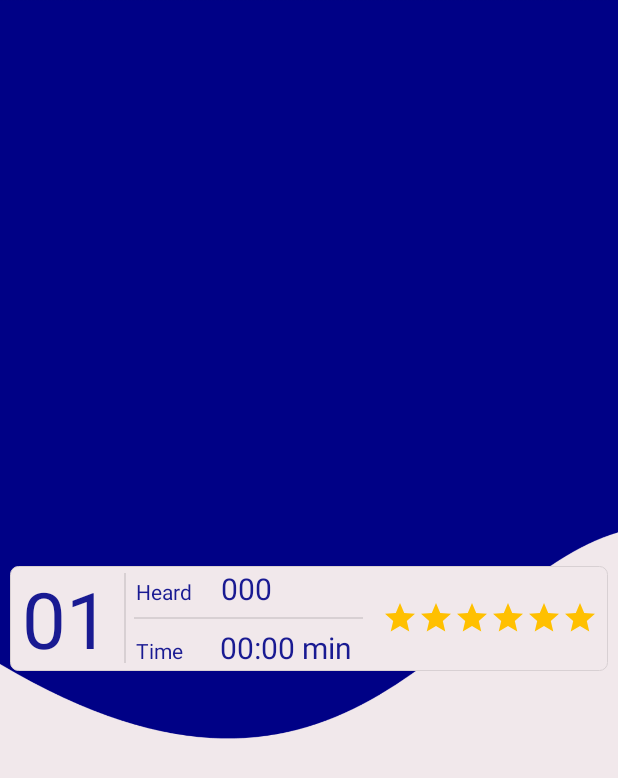
After one commit to folkwhitefieldappdevelopment/chantingworkingapp, an Android app: the layout activity_cardview_today.xml on its own in the app's theme, with its tools: preview values and no code run, on a phone screen of 412 x 824 dp. The commit adds this screen. Shown: the top 778 px of the screen. Run offline under Robolectric (Android 15) with nearby library versions, the phone set to English and light mode, and no system bars.

Commit message:
Pushing code related to History UI and Java class Base

```diff
--- /dev/null
+++ b/app/src/main/java/com/iskcon/folk/app/chantandhear/service/HistoryActivityClass.java
@@ -0,0 +1,25 @@
+package com.iskcon.folk.app.chantandhear.service;
+
+import android.view.View;
+import android.widget.TextClock;
+import android.widget.TextView;
+
+import com.iskcon.folk.app.chantandhear.MainActivity;
+import com.iskcon.folk.app.chantandhear.R;
+
+public class HistoryActivityClass extends AbstractEventHandler {
+    public HistoryActivityClass(MainActivity appCompatActivity) {
+        super(appCompatActivity);
+    }
+
+    @Override
+    public void handle(View view) {
+        // call fire base by passing user id
+        for (int i = 0; i < 16; i++) {
+            View historyView = super.getAppCompatActivity().getLayoutInflater().inflate(R.layout.activity_cardview_today, null);
+            ((TextView) historyView.findViewById(R.id.roundIdTextView)).setText("01");
+            ((TextView) historyView.findViewById(R.id.heardCountTextView)).setText("001");
+            ((TextView) historyView.findViewById(R.id.timeTakenTextView)).setText("01:60min");
+        }
+    }
+}
--- /dev/null
+++ b/app/src/main/res/drawable/baseline_star_24.xml
@@ -0,0 +1,5 @@
+<vector xmlns:android="http://schemas.android.com/apk/res/android" android:height="24dp" android:tint="#FFC000" android:viewportHeight="24" android:viewportWidth="24" android:width="24dp">
+
+    <path android:fillColor="@android:color/white" android:pathData="M12,17.27L18.18,21l-1.64,-7.03L22,9.24l-7.19,-0.61L12,2 9.19,8.63 2,9.24l5.46,4.73L5.82,21z"/>
+
+</vector>
--- /dev/null
+++ b/app/src/main/res/drawable/baseline_star_half_24.xml
@@ -0,0 +1,5 @@
+<vector xmlns:android="http://schemas.android.com/apk/res/android" android:autoMirrored="true" android:height="24dp" android:tint="#FFC000" android:viewportHeight="24" android:viewportWidth="24" android:width="24dp">
+
+    <path android:fillColor="@android:color/white" android:pathData="M22,9.24l-7.19,-0.62L12,2L9.19,8.63L2,9.24l5.46,4.73L5.82,21L12,17.27L18.18,21l-1.63,-7.03L22,9.24zM12,15.4V6.1l1.71,4.04l4.38,0.38l-3.32,2.88l1,4.28L12,15.4z"/>
+
+</vector>
--- /dev/null
+++ b/app/src/main/res/layout/activity_cardview_today.xml
@@ -0,0 +1,230 @@
+<?xml version="1.0" encoding="utf-8"?>
+<androidx.constraintlayout.widget.ConstraintLayout xmlns:android="http://schemas.android.com/apk/res/android"
+    xmlns:app="http://schemas.android.com/apk/res-auto"
+    xmlns:tools="http://schemas.android.com/tools"
+    android:layout_width="match_parent"
+    android:layout_height="match_parent"
+    android:background="@drawable/welcome_page_bg">
+    <!--    <androidx.cardview.widget.CardView-->
+    <!--        android:layout_width="wrap_content"-->
+    <!--        android:layout_height="@dimen/_100sdp"-->
+    <!--        android:layout_marginTop="3dp"-->
+    <!--        android:layout_marginBottom="3dp"-->
+    <!--        app:layout_constraintBottom_toBottomOf="parent"-->
+    <!--        app:layout_constraintEnd_toEndOf="parent"-->
+    <!--        app:layout_constraintStart_toStartOf="parent"-->
+    <!--        app:layout_constraintTop_toTopOf="parent">-->
+    <LinearLayout
+        android:layout_width="match_parent"
+        android:layout_height="wrap_content"
+        android:layout_margin="@dimen/_5sdp"
+        android:layout_marginTop="10sp"
+        android:background="@drawable/main_activity_count_bg"
+
+        android:orientation="vertical"
+        app:layout_constraintBottom_toBottomOf="parent"
+        app:layout_constraintEnd_toEndOf="parent"
+        app:layout_constraintStart_toStartOf="parent"
+        app:layout_constraintTop_toTopOf="parent">
+
+
+        <!-- Horizontal layout for counts -->
+        <LinearLayout
+            android:layout_width="match_parent"
+            android:layout_height="wrap_content"
+            android:gravity="center"
+            android:orientation="horizontal">
+
+            <!-- Heard count layout -->
+            <LinearLayout
+                android:layout_width="wrap_content"
+                android:layout_height="wrap_content"
+                android:layout_weight="1"
+                android:gravity="center"
+                android:orientation="vertical"
+                android:padding="0dp">
+
+
+                <TextView
+                    android:id="@+id/roundIdTextView"
+                    android:layout_width="match_parent"
+                    android:layout_height="wrap_content"
+                    android:layout_marginStart="@dimen/_4sdp"
+                    android:text="01"
+                    android:textColor="@color/ch_dark_color"
+                    android:textSize="@dimen/_40sdp" />
+
+            </LinearLayout>
+
+            <!-- Space between count layouts -->
+            <View
+                android:layout_width="1dp"
+                android:layout_height="60sp"
+                android:background="@color/ch_counter_border_dark" />
+
+            <!-- SPD count layout -->
+            <LinearLayout
+                android:layout_width="wrap_content"
+                android:layout_height="wrap_content"
+                android:layout_gravity="center"
+                android:layout_weight="1"
+                android:gravity="center"
+                android:orientation="vertical"
+                android:padding="0dp">
+
+                <LinearLayout
+                    android:layout_width="match_parent"
+                    android:layout_height="wrap_content"
+                    android:layout_weight="1"
+                    android:orientation="horizontal"
+                    android:padding="0dp">
+
+                    <TextView
+                        android:layout_width="wrap_content"
+                        android:layout_height="wrap_content"
+                        android:paddingStart="@dimen/_5sdp"
+                        android:text="Heard"
+                        android:textColor="@color/ch_dark_color"
+                        android:textSize="14sp" />
+
+                    <TextView
+                        android:id="@+id/heardCountTextView"
+                        android:layout_width="wrap_content"
+                        android:layout_height="wrap_content"
+                        android:layout_weight="3"
+                        android:paddingStart="@dimen/_15sdp"
+                        android:text="000"
+                        android:textAlignment="textStart"
+                        android:textColor="@color/ch_dark_color"
+                        android:textSize="20sp" />
+                </LinearLayout>
+
+                <View
+                    android:layout_width="match_parent"
+                    android:layout_height="@dimen/_1sdp"
+                    android:layout_margin="5sp"
+                    android:background="@color/ch_counter_border_dark" />
+
+                <LinearLayout
+                    android:layout_width="wrap_content"
+                    android:layout_height="wrap_content"
+                    android:layout_gravity="left"
+                    android:orientation="horizontal">
+
+                    <TextView
+                        android:id="@+id/spChanting"
+                        android:layout_width="match_parent"
+                        android:layout_height="wrap_content"
+                        android:layout_weight="1"
+                        android:paddingStart="@dimen/_5sdp"
+                        android:text="Time"
+                        android:textAlignment="textStart"
+                        android:textColor="@color/ch_dark_color"
+                        android:textSize="14sp" />
+
+                    <TextView
+                        android:id="@+id/timeTakenTextView"
+                        android:layout_width="match_parent"
+                        android:layout_height="wrap_content"
+                        android:layout_weight="3"
+                        android:paddingStart="@dimen/_19sdp"
+                        android:text="00:00 min"
+                        android:textAlignment="textStart"
+                        android:textColor="@color/ch_dark_color"
+                        android:textSize="20sp" />
+                </LinearLayout>
+
+
+            </LinearLayout>
+
+            <View
+                android:layout_width="@dimen/_1sdp"
+                android:layout_height="60sp"
+                android:background="@color/ch_counter_border_dark"
+                android:visibility="invisible" />
+
+            <LinearLayout
+                android:layout_width="wrap_content"
+                android:layout_height="wrap_content"
+                android:layout_weight="1"
+                android:gravity="center"
+                android:orientation="horizontal"
+                android:padding="0dp">
+
+                <ImageView
+                    android:layout_width="wrap_content"
+                    android:layout_height="wrap_content"
+                    android:background="@drawable/baseline_star_24" />
+
+                <ImageView
+                    android:layout_width="wrap_content"
+                    android:layout_height="wrap_content"
+                    android:background="@drawable/baseline_star_24" />
+
+                <ImageView
+                    android:layout_width="wrap_content"
+                    android:layout_height="wrap_content"
+                    android:background="@drawable/baseline_star_24" />
+
+                <ImageView
+                    android:layout_width="wrap_content"
+                    android:layout_height="wrap_content"
+                    android:background="@drawable/baseline_star_24" />
+
+                <ImageView
+                    android:layout_width="wrap_content"
+                    android:layout_height="wrap_content"
+                    android:background="@drawable/baseline_star_24" />
+
+                <ImageView
+                    android:layout_width="wrap_content"
+                    android:layout_height="wrap_content"
+                    android:background="@drawable/baseline_star_24" />
+
+
+            </LinearLayout>
+        </LinearLayout>
+
+
+        <!-- Level layout -->
+        <!--            <LinearLayout-->
+        <!--                android:layout_width="150sp"-->
+        <!--                android:layout_height="match_parent"-->
+        <!--                android:layout_marginTop="6dp"-->
+        <!--                android:gravity="start"-->
+        <!--                android:orientation="horizontal">-->
+
+        <!--                <TextView-->
+        <!--                    android:layout_width="wrap_content"-->
+        <!--                    android:layout_height="wrap_content"-->
+        <!--                    android:layout_gravity="center"-->
+        <!--                    android:layout_marginStart="15sp"-->
+        <!--                    android:layout_weight="1"-->
+        <!--                    android:fontFamily="@font/hind"-->
+        <!--                    android:text="Rating"-->
+        <!--                    android:textColor="@color/ch_dark_color"-->
+        <!--                    android:textSize="15sp" />-->
+
+
+        <!--                    <Button-->
+        <!--                        android:layout_width="10sp"-->
+        <!--                        android:layout_height="wrap_content"-->
+        <!--                        android:layout_gravity="center"-->
+        <!--                        android:layout_marginEnd="20sp"-->
+        <!--                        android:layout_weight="1"-->
+
+        <!--                        android:background="#01C81B"-->
+        <!--                        android:fontFamily="@font/hind"-->
+        <!--                        android:gravity="center"-->
+        <!--                        android:text=""-->
+        <!--                        android:textColor="@color/ch_dark_color"-->
+        <!--                        android:textSize="30sp" />-->
+
+
+        <!--                </LinearLayout>-->
+    </LinearLayout>
+
+
+    <!--    </androidx.cardview.widget.CardView>-->
+
+</androidx.constraintlayout.widget.ConstraintLayout>
--- a/app/src/main/res/values-port/integer.xml
+++ b/app/src/main/res/values-port/integer.xml
@@ -1,3 +1,5 @@
 <resources>
     <item name="linearlayoutOrientation" type="integer">1</item>
+    <item name="history_activity_layout_weight" type="integer">4</item>
+
 </resources>
--- a/app/src/main/res/values/integer.xml
+++ b/app/src/main/res/values/integer.xml
@@ -1,3 +1,4 @@
 <resources>
     <item name="linearlayoutOrientation" type="integer">2</item>
+    <item name="history_activity_layout_weight" type="integer">10</item>
 </resources>
```
